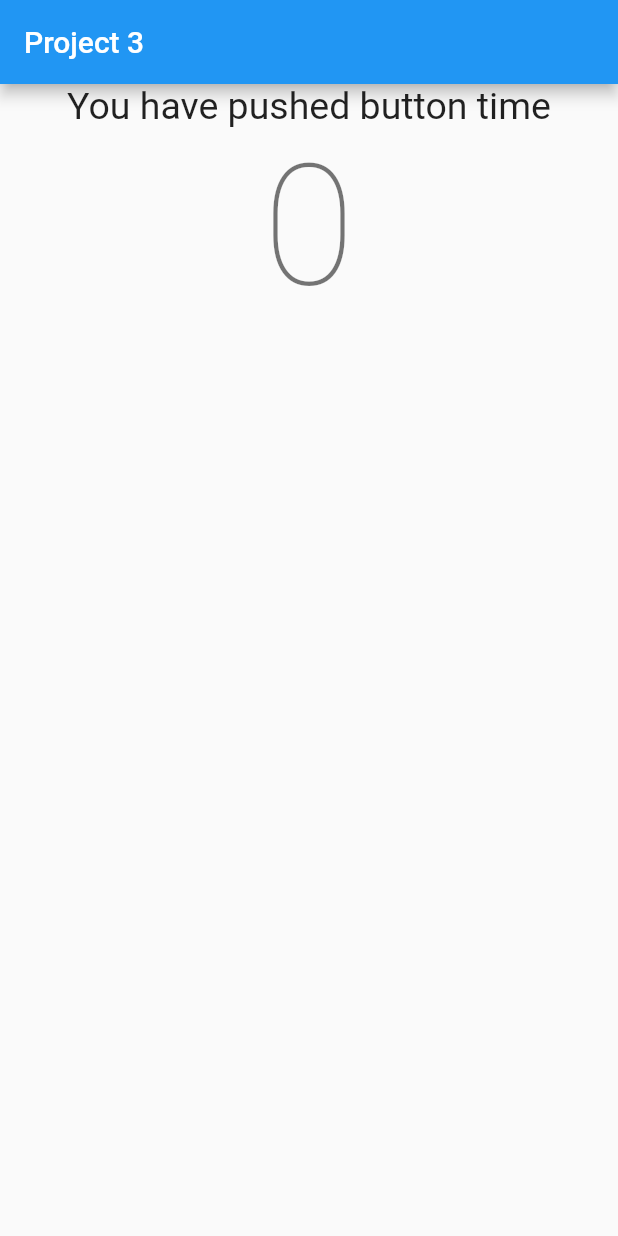
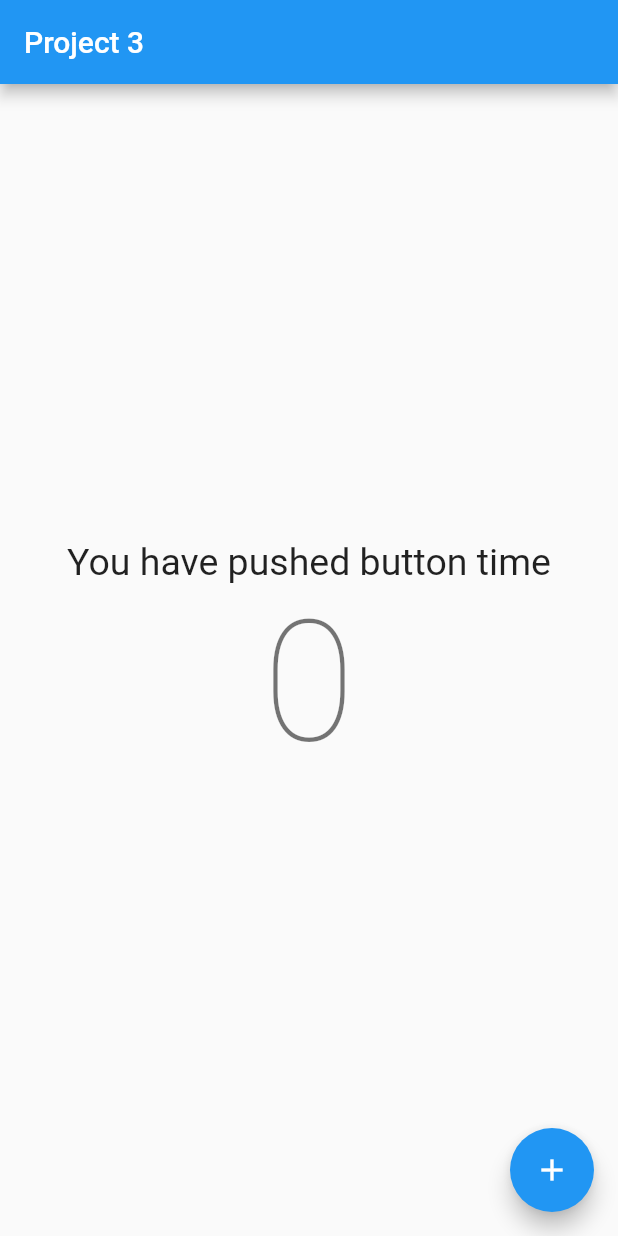
Before and after one commit to Nadil97/Flutter_Basic, a Flutter app: the screen it shows after launch, on a phone screen of 412 x 824 dp. Run offline on Flutter 3.47's test engine with Material 2 defaults, Android fonts, the phone set to English and light mode, and no system bars; our stand-ins replace device_preview.

Commit message:
floating action

```diff
--- a/flutter_basic3/lib/main.dart
+++ b/flutter_basic3/lib/main.dart
@@ -17,7 +17,8 @@ class App extends StatelessWidget {
 }
 
 class Homepage extends StatelessWidget {
-  const Homepage({Key? key}) : super(key: key);
+  // const Homepage({Key? key}) : super(key: key);
+  int count = 0;
 
   @override
   Widget build(BuildContext context) {
@@ -26,17 +27,24 @@ class Homepage extends StatelessWidget {
         title: Text("Project 3"),
       ),
       body: Center(
-        child: Column(children: [
+        child: Column(mainAxisAlignment: MainAxisAlignment.center, children: [
           Text(
             "You have pushed button time",
             style: TextStyle(fontSize: 25.0),
           ),
           Text(
-            "0",
+            '$count',
             style: Theme.of(context).textTheme.displayLarge,
           ),
         ]),
       ),
+      floatingActionButton: FloatingActionButton(
+
+        child: Icon(Icons.add),
+        onPressed: () {
+
+        },
+      ),
     );
   }
 }
```
